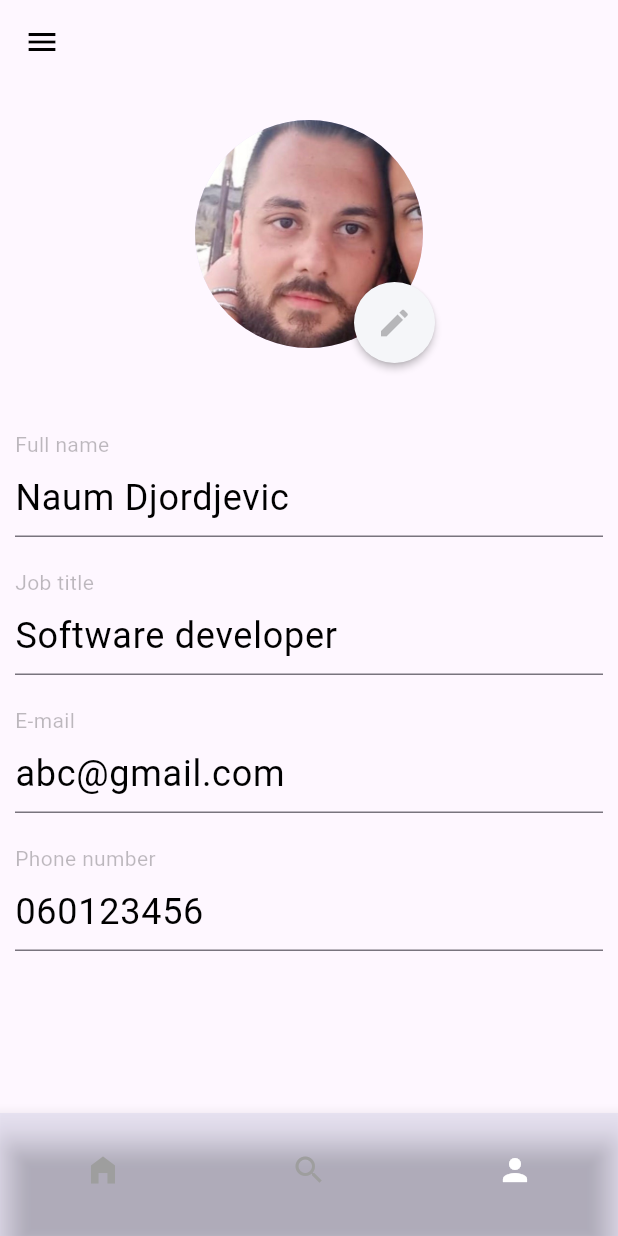
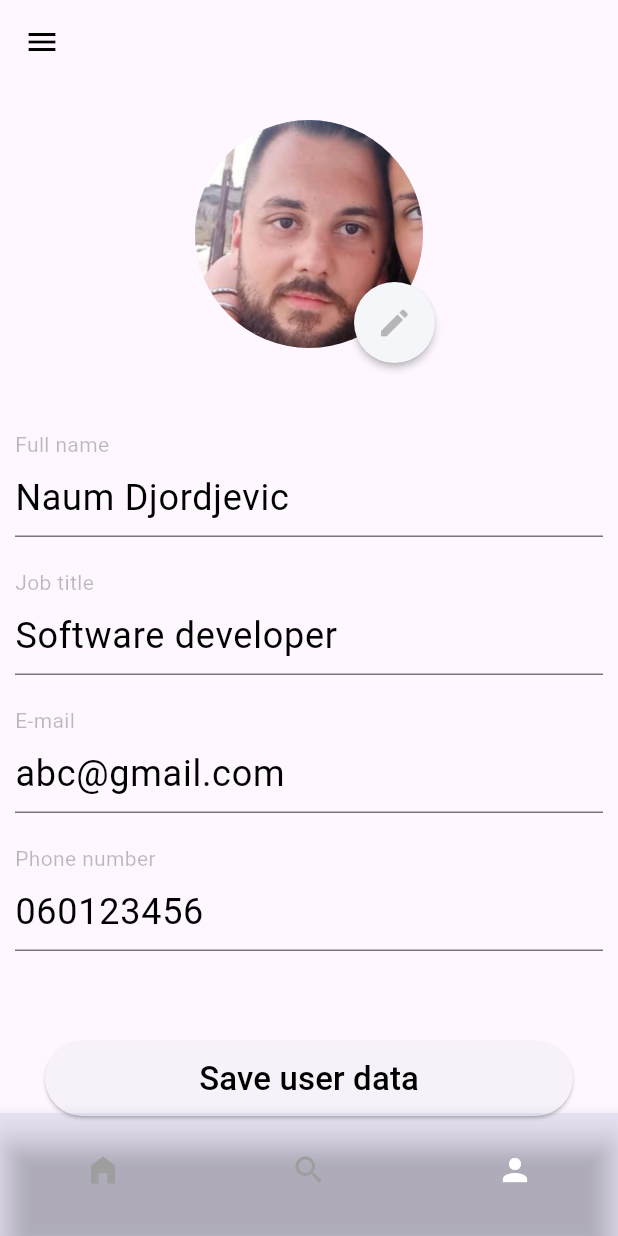
Before and after one commit to dominiram/MasterRadFlutter, a Flutter app: the screen it shows after launch, item 3 of the bottom bar chosen, after a tap on the "edit" icon, on a phone screen of 412 x 824 dp. Run offline on Flutter 3.47's test engine with Material 3 defaults, Android fonts, the phone set to English and light mode, and no system bars; our stand-ins replace equatable, image_picker, shared_preferences; network calls fail.

Commit message:
finished profile page

```diff
--- a/lib/screens/profile_screen.dart
+++ b/lib/screens/profile_screen.dart
@@ -1,6 +1,9 @@
+import 'dart:io';
+
 import 'package:flutter/material.dart';
 import 'package:shared_preferences/shared_preferences.dart';
 import '../widgets/bottom_nav_bar.dart';
+import 'package:image_picker/image_picker.dart';
 
 class ProfileScreenWidget extends StatefulWidget {
   const ProfileScreenWidget({super.key});
@@ -19,13 +22,16 @@ class ProfileScreen extends State<ProfileScreenWidget> {
   static const prefsKeyHeadline = "PREFS_KEY_HEADLINE";
   static const prefsKeyEmail = "PREFS_KEY_EMAIL";
   static const prefsKeyPhoneNumber = "PREFS_KEY_PHONE_NUMBER";
+  static const prefsKeyProfileImagePath = "PREFS_KEY_PROFILE_IMAGE_PATH";
   static const routeName = '/profile';
   static const profileImage = "assets/images/profile_image.jpg";
+  File? imageFile;
 
   late String name = "Naum";
   late String headline = "Software developer";
   late String email = "abc@gmail.com";
   late String phoneNumber = "060123456";
+  late String? profileImagePath = null;
 
   @override
   void initState() {
@@ -41,6 +47,8 @@ class ProfileScreen extends State<ProfileScreenWidget> {
 
     phoneNumberTextController = TextEditingController();
     phoneNumberTextController.text = phoneNumber;
+
+    if (profileImagePath != null) imageFile = File(profileImagePath!);
     super.initState();
   }
 
@@ -61,11 +69,44 @@ class ProfileScreen extends State<ProfileScreenWidget> {
       headline = prefs.getString(prefsKeyHeadline) ?? "Software developer";
       email = prefs.getString(prefsKeyEmail) ?? "abc@gmail.com";
       phoneNumber = prefs.getString(prefsKeyPhoneNumber) ?? "060123456";
+      profileImagePath = prefs.getString(prefsKeyProfileImagePath) ?? null;
 
       nameTextController.text = name;
       headlineTextController.text = headline;
       emailTextController.text = email;
       phoneNumberTextController.text = phoneNumber;
+      if (profileImagePath != null) imageFile = File(profileImagePath!);
+    });
+  }
+
+  Future pickImageFromGallery() async {
+    final pickedImage =
+        await ImagePicker().pickImage(source: ImageSource.gallery);
+
+    profileImagePath = pickedImage!.path;
+
+    if (profileImagePath != null) {
+      SharedPreferences prefs = await SharedPreferences.getInstance();
+      prefs.setString(prefsKeyProfileImagePath, profileImagePath!);
+    }
+
+    setState(() {
+      imageFile = File(profileImagePath!);
+    });
+  }
+
+  Future saveUserDetails() async {
+    SharedPreferences prefs = await SharedPreferences.getInstance();
+    setState(() {
+      name = nameTextController.text;
+      headline = headlineTextController.text;
+      email = emailTextController.text;
+      phoneNumber = phoneNumberTextController.text;
+
+      prefs.setString(prefsKeyName, name);
+      prefs.setString(prefsKeyHeadline, headline);
+      prefs.setString(prefsKeyEmail, email);
+      prefs.setString(prefsKeyPhoneNumber, phoneNumber);
     });
   }
 
@@ -96,25 +137,22 @@ class ProfileScreen extends State<ProfileScreenWidget> {
                 clipBehavior: Clip.none,
                 fit: StackFit.expand,
                 children: [
-                  const CircleAvatar(backgroundImage: AssetImage(profileImage)),
+                  imageFile != null
+                      ? ClipOval(
+                          child: Image.file(
+                          imageFile!,
+                          width: 160,
+                          height: 160,
+                          fit: BoxFit.cover,
+                        ))
+                      : const CircleAvatar(
+                          backgroundImage: AssetImage(profileImage)),
                   Positioned(
                       bottom: -10,
                       right: -25,
                       child: RawMaterialButton(
                         onPressed: () async {
-                          SharedPreferences prefs =
-                              await SharedPreferences.getInstance();
-                          setState(() {
-                            name = nameTextController.text;
-                            headline = headlineTextController.text;
-                            email = emailTextController.text;
-                            phoneNumber = phoneNumberTextController.text;
-
-                            prefs.setString(prefsKeyName, name);
-                            prefs.setString(prefsKeyHeadline, headline);
-                            prefs.setString(prefsKeyEmail, email);
-                            prefs.setString(prefsKeyPhoneNumber, phoneNumber);
-                          });
+                          pickImageFromGallery();
                         },
                         elevation: 2.0,
                         fillColor: const Color(0xFFF5F6F9),
@@ -214,6 +252,24 @@ class ProfileScreen extends State<ProfileScreenWidget> {
                   controller: phoneNumberTextController,
                 )),
             const SizedBox(height: 20),
+            Container(
+                height: 50,
+                margin: const EdgeInsets.only(top: 40, left: 30, right: 30),
+                child: ElevatedButton(
+                    onPressed: () async {
+                      saveUserDetails();
+                    },
+                    child: Center(
+                        child: Text(
+                      "Save user data",
+                      style: TextStyle(
+                          color: Colors.black,
+                          fontSize: Theme.of(context)
+                                  .textTheme
+                                  .titleLarge
+                                  ?.fontSize ??
+                              13),
+                    ))))
           ])),
     );
   }
--- a/pubspec.yaml
+++ b/pubspec.yaml
@@ -31,6 +31,7 @@ dependencies:
   flutter:
     sdk: flutter
   device_preview: ^1.0.0
+  image_picker: ^1.0.7
 
   # The following adds the Cupertino Icons font to your application.
   # Use with the CupertinoIcons class for iOS style icons.
```
Also changed, not shown: pubspec.lock, 2 other files. Lines whose indentation alone changed are shown as unchanged.
